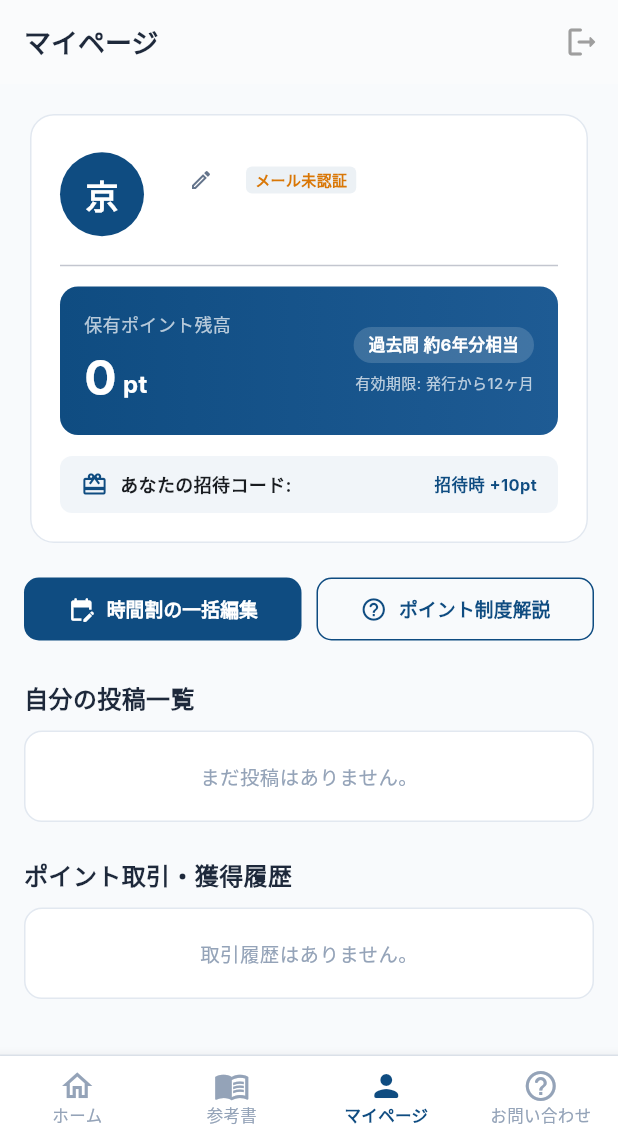
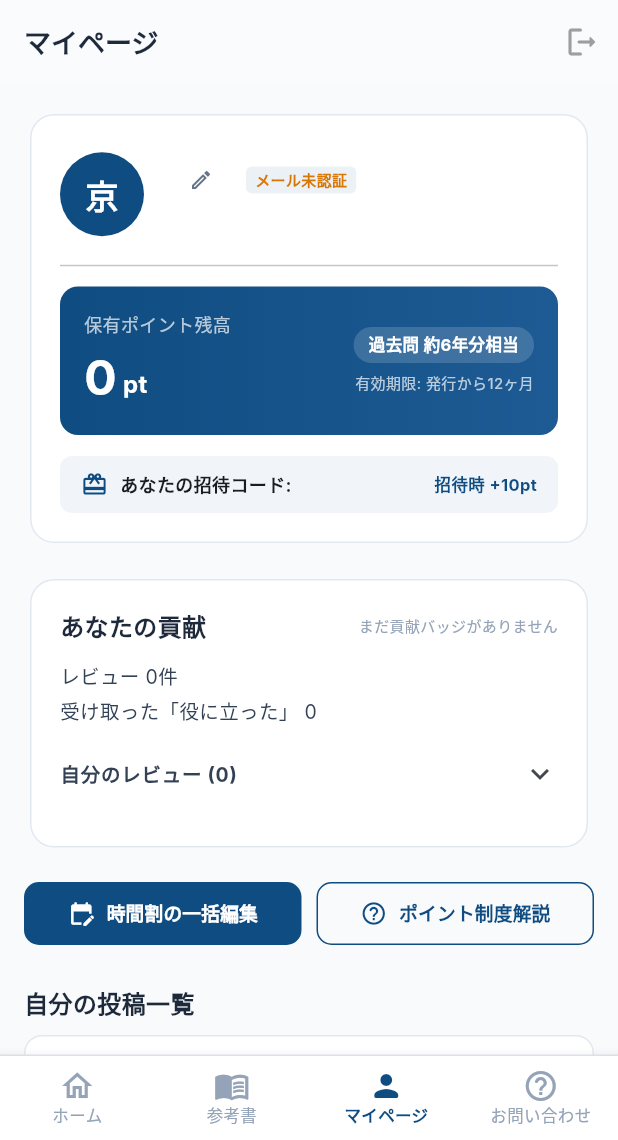
Before and after one commit to ky20060914yk-rgb/kyoto-hub, a Flutter app: the screen it shows once a user with an empty profile is signed in, item 3 of the bottom bar chosen, on a phone screen of 412 x 824 dp, the part 96-1236 px from its top. Run offline on Flutter 3.47's test engine with Material 3 defaults, Android fonts, the phone set to English and light mode, and no system bars; our stand-ins replace cloud_firestore, firebase_auth, firebase_core, firebase_storage; missing offline and left inert: dart:html; accounts and stored records are empty; Roboto replaces fonts that are missing (Inter).

Commit message:
feat: contribution score + my-reviews on マイページ
Co-Authored-By: Claude Sonnet 5 <noreply@anthropic.com>

```diff
--- a/lib/views/mypage/my_page_screen.dart
+++ b/lib/views/mypage/my_page_screen.dart
@@ -1,7 +1,11 @@
+import 'dart:async';
+
 import 'package:flutter/material.dart';
 import '../../services/app_store.dart';
 import '../../models/post.dart';
+import '../../models/review.dart';
 import '../auth/signup_screen.dart';
+import '../course/review_form_sheet.dart';
 import '../timetable/timetable_registration_screen.dart';
 
 class MyPageScreen extends StatefulWidget {
@@ -14,6 +18,147 @@ class MyPageScreen extends StatefulWidget {
 }
 
 class _MyPageScreenState extends State<MyPageScreen> {
+  // Held once (Phase-1a ruling: no stream creation inside build()). If there is
+  // no signed-in user, an empty stream so the card still renders its zero state.
+  late final Stream<List<Review>> _myReviewsStream;
+
+  @override
+  void initState() {
+    super.initState();
+    final user = widget.store.currentUser;
+    _myReviewsStream = user == null
+        ? Stream.value(const <Review>[])
+        : widget.store.reviews.streamMyReviews(user.uid);
+  }
+
+  Widget _buildContributionCard() {
+    return Card(
+      elevation: 0,
+      color: Colors.white,
+      shape: RoundedRectangleBorder(
+        borderRadius: BorderRadius.circular(16),
+        side: const BorderSide(color: Color(0xFFE2E8F0)),
+      ),
+      child: Padding(
+        padding: const EdgeInsets.all(20.0),
+        child: StreamBuilder<List<Review>>(
+          stream: _myReviewsStream,
+          builder: (context, snapshot) {
+            final list = snapshot.data ?? const <Review>[];
+            final reviews = list.length;
+            final helpful = list.fold<int>(0, (a, r) => a + r.helpfulCount);
+            String? badge;
+            if (reviews >= 20 || helpful >= 50) {
+              badge = 'トップ貢献者';
+            } else if (reviews >= 5 || helpful >= 10) {
+              badge = '貢献者';
+            }
+            return Column(
+              crossAxisAlignment: CrossAxisAlignment.start,
+              children: [
+                Row(
+                  children: [
+                    const Text(
+                      'あなたの貢献',
+                      style: TextStyle(fontSize: 16, fontWeight: FontWeight.bold, color: Color(0xFF1E293B)),
+                    ),
+                    const Spacer(),
+                    if (badge != null)
+                      Container(
+                        padding: const EdgeInsets.symmetric(horizontal: 10, vertical: 4),
+                        decoration: BoxDecoration(
+                          color: const Color(0xFF0F4C81).withAlpha(20),
+                          borderRadius: BorderRadius.circular(20),
+                        ),
+                        child: Row(
+                          mainAxisSize: MainAxisSize.min,
+                          children: [
+                            const Icon(Icons.workspace_premium_rounded, size: 14, color: Color(0xFF0F4C81)),
+                            const SizedBox(width: 4),
+                            Text(badge, style: const TextStyle(fontSize: 11, fontWeight: FontWeight.bold, color: Color(0xFF0F4C81))),
+                          ],
+                        ),
+                      )
+                    else
+                      const Text('まだ貢献バッジがありません', style: TextStyle(fontSize: 10, color: Color(0xFF94A3B8))),
+                  ],
+                ),
+                const SizedBox(height: 12),
+                Text('レビュー $reviews件', style: const TextStyle(fontSize: 13, color: Color(0xFF334155))),
+                const SizedBox(height: 4),
+                Text('受け取った「役に立った」 $helpful', style: const TextStyle(fontSize: 13, color: Color(0xFF334155))),
+                const SizedBox(height: 4),
+                Theme(
+                  data: Theme.of(context).copyWith(dividerColor: Colors.transparent),
+                  child: ExpansionTile(
+                    tilePadding: EdgeInsets.zero,
+                    childrenPadding: const EdgeInsets.only(bottom: 4),
+                    title: Text(
+                      '自分のレビュー ($reviews)',
+                      style: const TextStyle(fontSize: 13, fontWeight: FontWeight.bold, color: Color(0xFF334155)),
+                    ),
+                    children: list.isEmpty
+                        ? const [
+                            Align(
+                              alignment: Alignment.centerLeft,
+                              child: Padding(
+                                padding: EdgeInsets.symmetric(vertical: 4),
+                                child: Text('まだレビューを書いていません', style: TextStyle(fontSize: 12, color: Color(0xFF94A3B8))),
+                              ),
+                            ),
+                          ]
+                        : list.map(_buildMyReviewRow).toList(),
+                  ),
+                ),
+              ],
+            );
+          },
+        ),
+      ),
+    );
+  }
+
+  Widget _buildMyReviewRow(Review review) {
+    return Padding(
+      padding: const EdgeInsets.symmetric(vertical: 4),
+      child: Row(
+        children: [
+          Expanded(
+            child: Column(
+              crossAxisAlignment: CrossAxisAlignment.start,
+              children: [
+                Text(
+                  review.courseName.isEmpty ? '(科目名なし)' : review.courseName,
+                  style: const TextStyle(fontSize: 13, fontWeight: FontWeight.w600, color: Color(0xFF1E293B)),
+                ),
+                Row(
+                  children: List.generate(
+                    5,
+                    (i) => Icon(
+                      i < review.rating ? Icons.star : Icons.star_border,
+                      size: 14,
+                      color: const Color(0xFFFBBF24),
+                    ),
+                  ),
+                ),
+              ],
+            ),
+          ),
+          TextButton(
+            onPressed: () => showReviewFormSheet(
+              context,
+              store: widget.store,
+              courseKey: review.courseKey,
+              courseName: review.courseName,
+              existing: review,
+            ),
+            child: const Text('編集', style: TextStyle(fontSize: 12, color: Color(0xFF0F4C81))),
+          ),
+        ],
+      ),
+    );
+  }
+
   void _showDeleteConfirmDialog(String postId, String title) {
     showDialog(
       context: context,
@@ -355,6 +500,9 @@ class _MyPageScreenState extends State<MyPageScreen> {
             ),
             const SizedBox(height: 16),
 
+            _buildContributionCard(),
+            const SizedBox(height: 16),
+
             // Timetable Edit Button & Rules Button
             Row(
               children: [
```
Also changed, not shown: lib/services/review_service.dart (+13 -0 lines), 1 other file.
